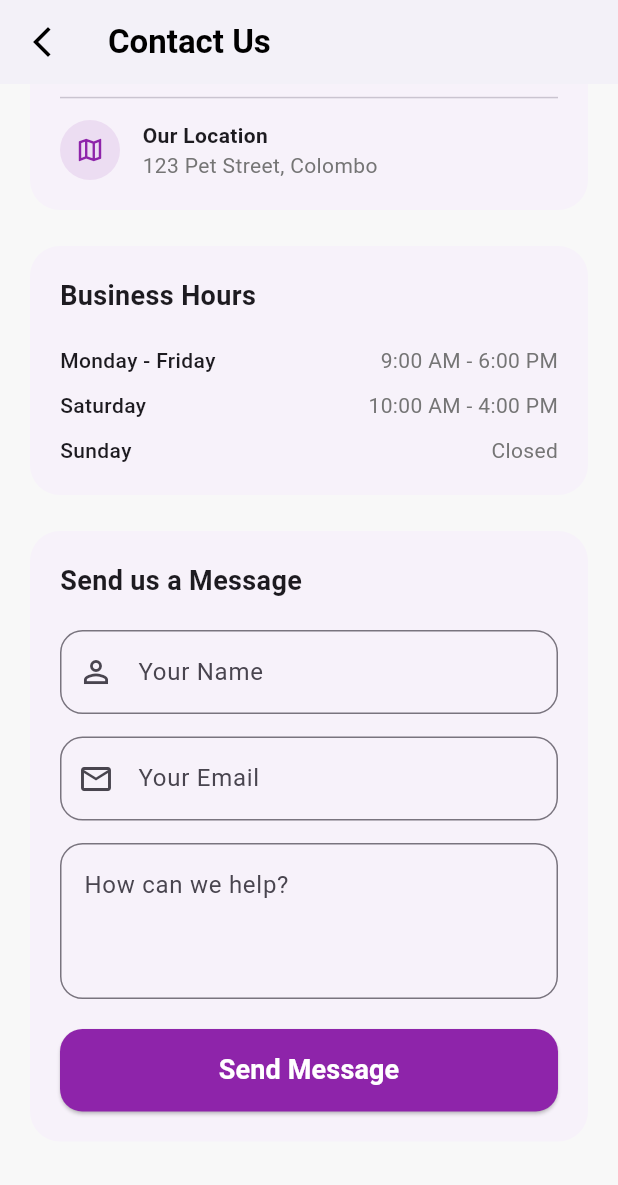
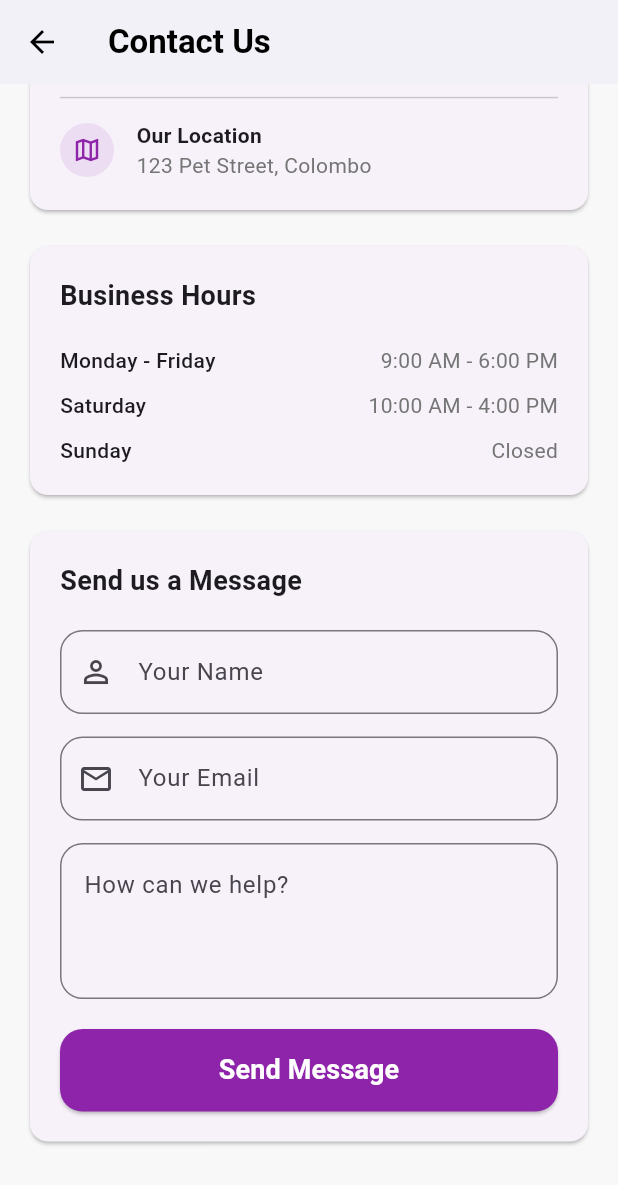
Before and after one commit to lakshima045/dogger_mart_app, a Flutter app: the ContactPage screen opened directly, scrolled down 444 dp, on a phone screen of 412 x 824 dp. Shown: the top 1185 px of the screen. Run offline on Flutter 3.47's test engine with Material 3 defaults, Android fonts, the phone set to English and light mode, and no system bars.

Commit message:
update contact page and dog details page

```diff
--- a/lib/contact_page.dart
+++ b/lib/contact_page.dart
@@ -5,46 +5,41 @@ class ContactPage extends StatelessWidget {
 
   @override
   Widget build(BuildContext context) {
-    const Color primaryPurple = Color(0xFF8E24AA);
-
     return Scaffold(
       backgroundColor: const Color(0xFFF8F8F8),
       appBar: AppBar(
         backgroundColor: Colors.white,
-        elevation: 0,
         leading: IconButton(
-          icon: const Icon(Icons.arrow_back_ios_new, color: Colors.black),
-          onPressed: () => Navigator.pop(context),
+          icon: const Icon(Icons.arrow_back, color: Colors.black),
+          onPressed: () {
+            Navigator.pop(context);
+          },
         ),
         title: const Text(
           'Contact Us',
-          style: TextStyle(
-            fontWeight: FontWeight.bold,
-            color: Colors.black,
-          ),
+          style: TextStyle(fontWeight: FontWeight.bold, color: Colors.black),
         ),
       ),
       body: ListView(
         padding: const EdgeInsets.all(16),
         children: [
-          /// HEADER CARD
           Card(
-            color: const Color(0xFFF3E5F5), // Light purple theme
-            shape: RoundedRectangleBorder(
-              borderRadius: BorderRadius.circular(20),
-            ),
-            elevation: 0,
-            child: const Padding(
-              padding: EdgeInsets.all(20),
+            color: const Color(0xFFF3E5F5),
+            child: Padding(
+              padding: const EdgeInsets.all(20),
               child: Row(
                 children: [
-                  Icon(Icons.contact_support, size: 45, color: primaryPurple),
-                  SizedBox(width: 15),
+                  const Icon(
+                    Icons.contact_support,
+                    size: 45,
+                    color: Color(0xFF8E24AA),
+                  ),
+                  const SizedBox(width: 15),
                   Expanded(
                     child: Column(
                       crossAxisAlignment: CrossAxisAlignment.start,
                       children: [
-                        Text(
+                        const Text(
                           'Doggymart Support',
                           style: TextStyle(
                             fontSize: 20,
@@ -52,8 +47,8 @@ class ContactPage extends StatelessWidget {
                             color: Colors.black87,
                           ),
                         ),
-                        SizedBox(height: 5),
-                        Text(
+                        const SizedBox(height: 5),
+                        const Text(
                           'We\'re here to help you and your furry friend!',
                           style: TextStyle(fontSize: 14, color: Colors.black54),
                         ),
@@ -67,104 +62,265 @@ class ContactPage extends StatelessWidget {
 
           const SizedBox(height: 16),
 
-          /// CONTACT INFORMATION CARD
-          _buildCard(
-            title: "Reach Out",
-            child: const Column(
+          Card(
+            child: Padding(
+              padding: const EdgeInsets.all(20),
+              child: Column(
+                crossAxisAlignment: CrossAxisAlignment.start,
                 children: [
-                _ContactItem(
-                  icon: Icons.phone_android,
-                  iconColor: primaryPurple,
-                  title: "Phone Number",
-                  subtitle: "+94 77 123 4567",
+                  const Text(
+                    'Reach Out',
+                    style: TextStyle(fontSize: 18, fontWeight: FontWeight.bold),
                   ),
-                Divider(height: 30),
-                _ContactItem(
-                  icon: Icons.alternate_email,
-                  iconColor: primaryPurple,
-                  title: "Email Address",
-                  subtitle: "support@doggymart.com",
+                  const SizedBox(height: 20),
+
+                  Row(
+                    children: [
+                      Container(
+                        padding: const EdgeInsets.all(8),
+                        decoration: BoxDecoration(
+                          color: const Color(0xFF8E24AA).withOpacity(0.1),
+                          shape: BoxShape.circle,
                         ),
-                Divider(height: 30),
-                _ContactItem(
-                  icon: Icons.map_outlined,
-                  iconColor: primaryPurple,
-                  title: "Our Location",
-                  subtitle: "123 Pet Street, Colombo",
+                        child: Icon(
+                          Icons.phone_android,
+                          color: const Color(0xFF8E24AA),
+                          size: 20,
+                        ),
+                      ),
+                      const SizedBox(width: 15),
+                      Column(
+                        crossAxisAlignment: CrossAxisAlignment.start,
+                        children: [
+                          const Text(
+                            'Phone Number',
+                            style: TextStyle(fontWeight: FontWeight.bold),
+                          ),
+                          Text(
+                            '+94 77 123 4567',
+                            style: TextStyle(color: Colors.grey[600]),
                           ),
                         ],
+                      ),
+                    ],
+                  ),
+
+                  const Divider(height: 30),
+
+                  Row(
+                    children: [
+                      Container(
+                        padding: const EdgeInsets.all(8),
+                        decoration: BoxDecoration(
+                          color: const Color(0xFF8E24AA).withOpacity(0.1),
+                          shape: BoxShape.circle,
+                        ),
+                        child: Icon(
+                          Icons.alternate_email,
+                          color: const Color(0xFF8E24AA),
+                          size: 20,
+                        ),
+                      ),
+                      const SizedBox(width: 15),
+                      Column(
+                        crossAxisAlignment: CrossAxisAlignment.start,
+                        children: [
+                          const Text(
+                            'Email Address',
+                            style: TextStyle(fontWeight: FontWeight.bold),
+                          ),
+                          Text(
+                            'support@doggymart.com',
+                            style: TextStyle(color: Colors.grey[600]),
+                          ),
+                        ],
+                      ),
+                    ],
+                  ),
+
+                  const Divider(height: 30),
+
+                  Row(
+                    children: [
+                      Container(
+                        padding: const EdgeInsets.all(8),
+                        decoration: BoxDecoration(
+                          color: const Color(0xFF8E24AA).withOpacity(0.1),
+                          shape: BoxShape.circle,
+                        ),
+                        child: Icon(
+                          Icons.map_outlined,
+                          color: const Color(0xFF8E24AA),
+                          size: 20,
+                        ),
+                      ),
+                      const SizedBox(width: 15),
+                      Column(
+                        crossAxisAlignment: CrossAxisAlignment.start,
+                        children: [
+                          const Text(
+                            'Our Location',
+                            style: TextStyle(fontWeight: FontWeight.bold),
+                          ),
+                          Text(
+                            '123 Pet Street, Colombo',
+                            style: TextStyle(color: Colors.grey[600]),
+                          ),
+                        ],
+                      ),
+                    ],
+                  ),
+                ],
+              ),
             ),
           ),
 
           const SizedBox(height: 16),
 
-          /// BUSINESS HOURS CARD
-          _buildCard(
-            title: "Business Hours",
-            child: const Column(
+          Card(
+            child: Padding(
+              padding: const EdgeInsets.all(20),
+              child: Column(
+                crossAxisAlignment: CrossAxisAlignment.start,
                 children: [
-                _HourRow(day: "Monday - Friday", time: "9:00 AM - 6:00 PM"),
-                SizedBox(height: 10),
-                _HourRow(day: "Saturday", time: "10:00 AM - 4:00 PM"),
-                SizedBox(height: 10),
-                _HourRow(day: "Sunday", time: "Closed"),
+                  const Text(
+                    'Business Hours',
+                    style: TextStyle(fontSize: 18, fontWeight: FontWeight.bold),
+                  ),
+                  const SizedBox(height: 20),
+
+                  Row(
+                    mainAxisAlignment: MainAxisAlignment.spaceBetween,
+                    children: [
+                      const Text(
+                        'Monday - Friday',
+                        style: TextStyle(fontWeight: FontWeight.w500),
+                      ),
+                      Text(
+                        '9:00 AM - 6:00 PM',
+                        style: TextStyle(color: Colors.grey[600]),
+                      ),
                     ],
+                  ),
+
+                  const SizedBox(height: 10),
+
+                  Row(
+                    mainAxisAlignment: MainAxisAlignment.spaceBetween,
+                    children: [
+                      const Text(
+                        'Saturday',
+                        style: TextStyle(fontWeight: FontWeight.w500),
+                      ),
+                      Text(
+                        '10:00 AM - 4:00 PM',
+                        style: TextStyle(color: Colors.grey[600]),
+                      ),
+                    ],
+                  ),
+
+                  const SizedBox(height: 10),
+
+                  Row(
+                    mainAxisAlignment: MainAxisAlignment.spaceBetween,
+                    children: [
+                      const Text(
+                        'Sunday',
+                        style: TextStyle(fontWeight: FontWeight.w500),
+                      ),
+                      Text('Closed', style: TextStyle(color: Colors.grey[600])),
+                    ],
+                  ),
+                ],
+              ),
             ),
           ),
 
           const SizedBox(height: 16),
 
-          /// CONTACT FORM CARD
-          _buildCard(
-            title: "Send us a Message",
+          Card(
+            child: Padding(
+              padding: const EdgeInsets.all(20),
               child: Column(
+                crossAxisAlignment: CrossAxisAlignment.start,
                 children: [
+                  const Text(
+                    'Send us a Message',
+                    style: TextStyle(fontSize: 18, fontWeight: FontWeight.bold),
+                  ),
+                  const SizedBox(height: 20),
+
                   TextField(
                     decoration: InputDecoration(
-                    labelText: "Your Name",
+                      labelText: 'Your Name',
                       prefixIcon: const Icon(Icons.person_outline),
                       border: OutlineInputBorder(
                         borderRadius: BorderRadius.circular(15),
                       ),
                     ),
                   ),
+
                   const SizedBox(height: 15),
+
                   TextField(
                     decoration: InputDecoration(
-                    labelText: "Your Email",
+                      labelText: 'Your Email',
                       prefixIcon: const Icon(Icons.mail_outline),
                       border: OutlineInputBorder(
                         borderRadius: BorderRadius.circular(15),
                       ),
                     ),
                   ),
+
                   const SizedBox(height: 15),
+
                   TextField(
                     maxLines: 3,
                     decoration: InputDecoration(
-                    labelText: "How can we help?",
+                      labelText: 'How can we help?',
                       alignLabelWithHint: true,
                       border: OutlineInputBorder(
                         borderRadius: BorderRadius.circular(15),
                       ),
                     ),
                   ),
+
                   const SizedBox(height: 20),
+
                   SizedBox(
                     width: double.infinity,
                     height: 55,
                     child: ElevatedButton(
                       onPressed: () {
-                      _showSuccessDialog(context);
+                        showDialog(
+                          context: context,
+                          builder: (context) => AlertDialog(
+                            title: const Text('Message Sent'),
+                            content: const Text(
+                              'Thank you! Our team will get back to you shortly.',
+                            ),
+                            actions: [
+                              TextButton(
+                                onPressed: () {
+                                  Navigator.pop(context);
+                                },
+                                child: const Text(
+                                  'OK',
+                                  style: TextStyle(color: Color(0xFF8E24AA)),
+                                ),
+                              ),
+                            ],
+                          ),
+                        );
                       },
                       style: ElevatedButton.styleFrom(
-                      backgroundColor: primaryPurple,
+                        backgroundColor: const Color(0xFF8E24AA),
                         shape: RoundedRectangleBorder(
                           borderRadius: BorderRadius.circular(15),
                         ),
                       ),
                       child: const Text(
-                      "Send Message",
+                        'Send Message',
                         style: TextStyle(
                           fontSize: 18,
                           fontWeight: FontWeight.bold,
@@ -176,102 +332,11 @@ class ContactPage extends StatelessWidget {
                 ],
               ),
             ),
+          ),
+
           const SizedBox(height: 30),
         ],
       ),
     );
   }
-
-  void _showSuccessDialog(BuildContext context) {
-    showDialog(
-      context: context,
-      builder: (context) => AlertDialog(
-        shape: RoundedRectangleBorder(borderRadius: BorderRadius.circular(20)),
-        title: const Text("Message Sent"),
-        content: const Text("Thank you! Our team will get back to you shortly."),
-        actions: [
-          TextButton(
-            onPressed: () => Navigator.pop(context),
-            child: const Text("OK", style: TextStyle(color: Color(0xFF8E24AA))),
-          ),
-        ],
-      ),
-    );
 }
-
-  Widget _buildCard({required String title, required Widget child}) {
-    return Card(
-      elevation: 0,
-      shape: RoundedRectangleBorder(borderRadius: BorderRadius.circular(20)),
-      child: Padding(
-        padding: const EdgeInsets.all(20),
-        child: Column(
-          crossAxisAlignment: CrossAxisAlignment.start,
-          children: [
-            Text(
-              title,
-              style: const TextStyle(
-                fontSize: 18,
-                fontWeight: FontWeight.bold,
-              ),
-            ),
-            const SizedBox(height: 20),
-            child,
-          ],
-        ),
-      ),
-    );
-  }
-}
-
-class _ContactItem extends StatelessWidget {
-  final IconData icon;
-  final Color iconColor;
-  final String title;
-  final String subtitle;
-
-  const _ContactItem({
-    required this.icon,
-    required this.iconColor,
-    required this.title,
-    required this.subtitle,
-  });
-
-  @override
-  Widget build(BuildContext context) {
-    return Row(
-      children: [
-        CircleAvatar(
-          backgroundColor: iconColor.withOpacity(0.1),
-          child: Icon(icon, color: iconColor, size: 20),
-        ),
-        const SizedBox(width: 15),
-        Column(
-          crossAxisAlignment: CrossAxisAlignment.start,
-          children: [
-            Text(title, style: const TextStyle(fontWeight: FontWeight.bold)),
-            Text(subtitle, style: TextStyle(color: Colors.grey[600])),
-          ],
-        ),
-      ],
-    );
-  }
-}
-
-class _HourRow extends StatelessWidget {
-  final String day;
-  final String time;
-
-  const _HourRow({required this.day, required this.time});
-
-  @override
-  Widget build(BuildContext context) {
-    return Row(
-      mainAxisAlignment: MainAxisAlignment.spaceBetween,
-      children: [
-        Text(day, style: const TextStyle(fontWeight: FontWeight.w500)),
-        Text(time, style: TextStyle(color: Colors.grey[600])),
-      ],
-    );
-  }
-}
```
Also changed, not shown: lib/dog_details_page.dart (+83 -94 lines). Lines whose indentation alone changed are shown as unchanged.
